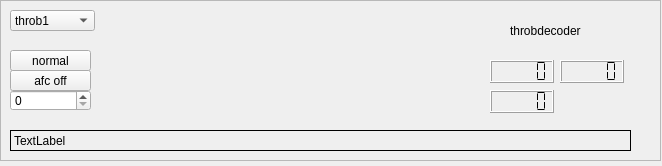
This is swreceiver/plugins/decoders/throb-decoder/widget.ui in JvanKatwijk/sdr-j-sw as Qt 5 draws it before an edit. The edited form follows.
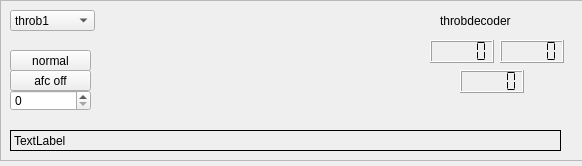
This is the edited form. Custom widgets are drawn as their Qt base class.

Diff of the .ui file:
```diff
--- a/swreceiver/plugins/decoders/throb-decoder/widget.ui
+++ b/swreceiver/plugins/decoders/throb-decoder/widget.ui
@@ -6,7 +6,7 @@
    <rect>
     <x>0</x>
     <y>0</y>
-    <width>662</width>
+    <width>582</width>
     <height>166</height>
    </rect>
   </property>
@@ -31,8 +31,8 @@
    <widget class="QLabel" name="label">
     <property name="geometry">
      <rect>
-      <x>510</x>
-      <y>20</y>
+      <x>440</x>
+      <y>10</y>
       <width>101</width>
       <height>21</height>
      </rect>
@@ -46,7 +46,7 @@
      <rect>
       <x>130</x>
       <y>10</y>
-      <width>351</width>
+      <width>291</width>
       <height>111</height>
      </rect>
     </property>
@@ -54,8 +54,8 @@
    <widget class="QLCDNumber" name="s2n_display">
     <property name="geometry">
      <rect>
-      <x>490</x>
-      <y>60</y>
+      <x>430</x>
+      <y>40</y>
       <width>64</width>
       <height>23</height>
      </rect>
@@ -67,8 +67,8 @@
    <widget class="QLCDNumber" name="metrics_display">
     <property name="geometry">
      <rect>
-      <x>560</x>
-      <y>60</y>
+      <x>500</x>
+      <y>40</y>
       <width>64</width>
       <height>23</height>
      </rect>
@@ -82,7 +82,7 @@
      <rect>
       <x>10</x>
       <y>130</y>
-      <width>621</width>
+      <width>551</width>
       <height>21</height>
      </rect>
     </property>
@@ -144,8 +144,8 @@
    <widget class="QLCDNumber" name="throb_ifMarker">
     <property name="geometry">
      <rect>
-      <x>490</x>
-      <y>90</y>
+      <x>460</x>
+      <y>70</y>
       <width>64</width>
       <height>23</height>
      </rect>
```
